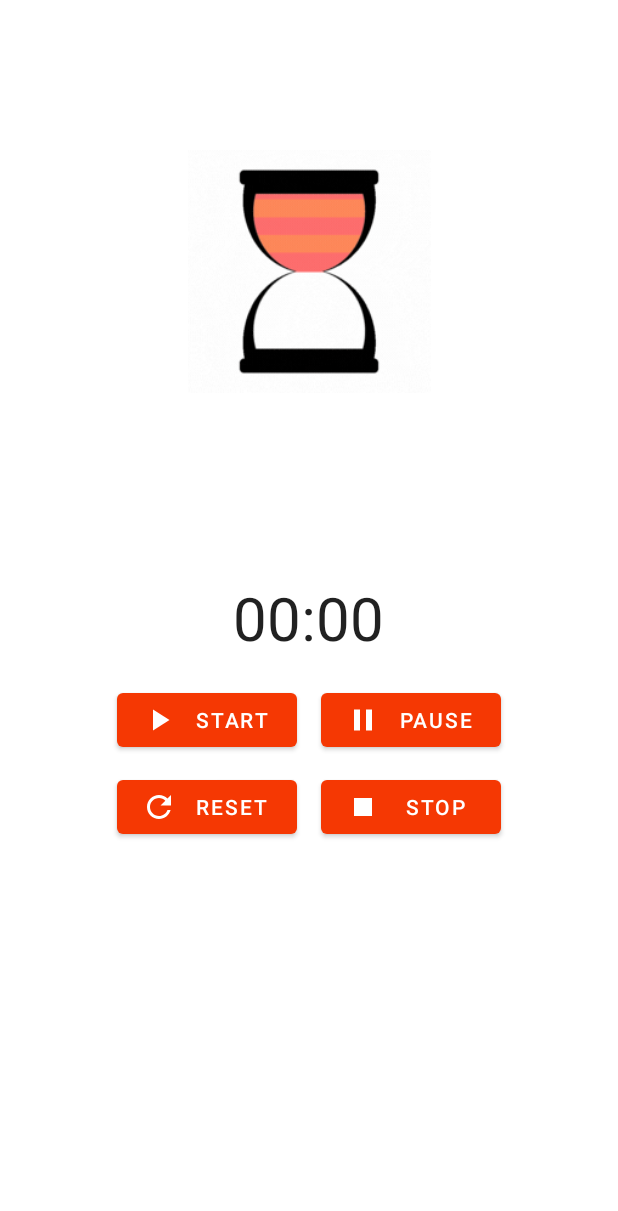
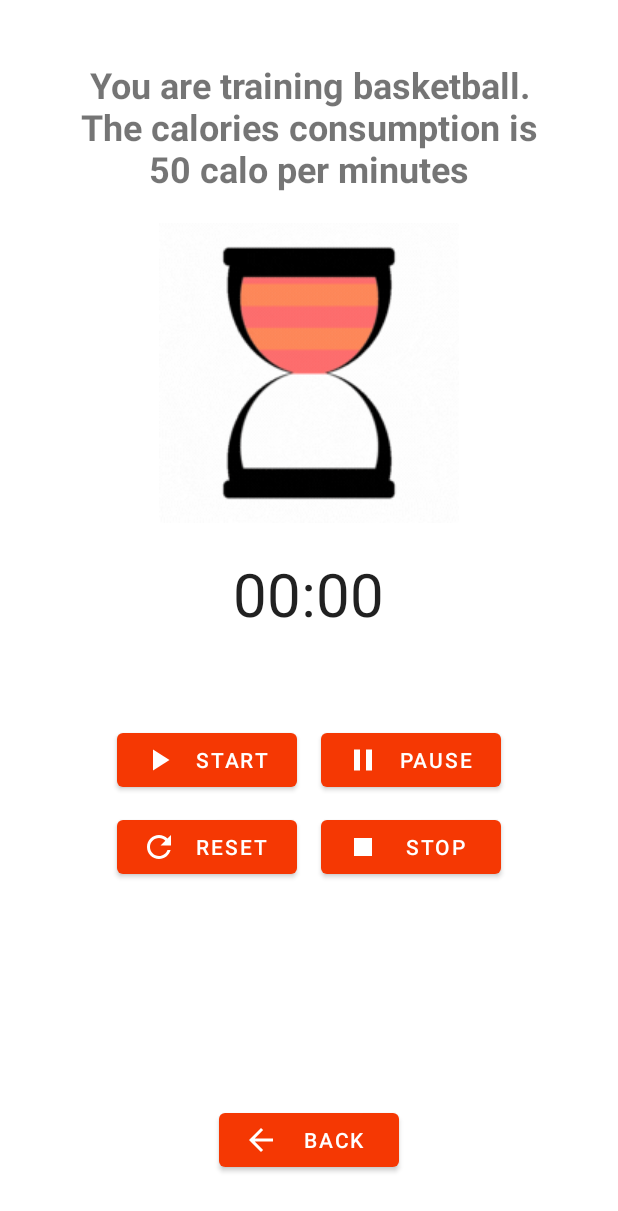
Before and after one commit to b1amage/fitness-app, an Android app: the layout activity_watch_view.xml on its own in the app's theme, with its tools: preview values and no code run, on a phone screen of 412 x 824 dp. Shown: the top 1211 px of the screen. Run offline under Robolectric (Android 15) with nearby library versions, the light colour scheme and no system bars.

Commit message:
add instruction

```diff
--- /dev/null
+++ b/app/src/main/res/drawable/back.xml
@@ -0,0 +1,5 @@
+<vector android:autoMirrored="true" android:height="24dp"
+    android:tint="#FFFFFF" android:viewportHeight="24"
+    android:viewportWidth="24" android:width="24dp" xmlns:android="http://schemas.android.com/apk/res/android">
+    <path android:fillColor="@android:color/white" android:pathData="M20,11H7.83l5.59,-5.59L12,4l-8,8 8,8 1.41,-1.41L7.83,13H20v-2z"/>
+</vector>
--- a/app/src/main/res/layout/activity_watch_view.xml
+++ b/app/src/main/res/layout/activity_watch_view.xml
@@ -6,29 +6,47 @@
     android:layout_height="match_parent"
     tools:context=".activity.WatchActivity"
     android:paddingHorizontal="40dp"
-    android:paddingVertical="100dp">
+    android:paddingVertical="40dp">
 
-    <pl.droidsonroids.gif.GifImageView
+    <RelativeLayout
         android:layout_width="wrap_content"
         android:layout_height="wrap_content"
-        android:src="@drawable/working_out"
         android:layout_centerHorizontal="true"
-        android:layout_above="@+id/watchCtn"
-        android:id="@+id/gif"/>
+        android:id="@+id/instructionCtn">
+        <TextView
+            android:layout_width="wrap_content"
+            android:layout_height="wrap_content"
+            android:text="You are training basketball. The calories consumption is 50 calo per minutes"
+            android:id="@+id/txtInstruction"
+            android:textSize="24dp"
+            android:textStyle="bold"
+            android:textAlignment="center"/>
+
+        <pl.droidsonroids.gif.GifImageView
+            android:layout_width="wrap_content"
+            android:layout_height="wrap_content"
+            android:src="@drawable/working_out"
+            android:layout_centerHorizontal="true"
+            android:id="@+id/gif"
+            android:layout_below="@id/txtInstruction"
+            android:layout_marginTop="20dp" />
+    </RelativeLayout>
+
 
     <RelativeLayout
         android:id="@+id/watchCtn"
         android:layout_width="wrap_content"
         android:layout_height="wrap_content"
+        android:layout_below="@+id/instructionCtn"
         android:layout_centerInParent="true">
-
 
         <Chronometer
             android:id="@+id/chronometer"
             android:layout_width="wrap_content"
             android:layout_height="wrap_content"
-            android:layout_centerInParent="true"
+            android:layout_centerHorizontal="true"
             android:layout_marginBottom="40dp"
+            android:layout_marginTop="20dp"
             android:textSize="40dp" />
 
         <LinearLayout
@@ -37,7 +55,7 @@
             android:layout_height="wrap_content"
             android:layout_below="@id/chronometer"
             android:layout_centerHorizontal="true"
-            android:layout_marginTop="100dp"
+            android:layout_marginTop="20dp"
             android:gravity="center"
             android:orientation="horizontal">
 
@@ -103,5 +121,16 @@
 
     </RelativeLayout>
 
+    <Button
+        android:id="@+id/backBtn"
+        android:layout_width="wrap_content"
+        android:layout_height="wrap_content"
+        android:layout_centerHorizontal="true"
+        android:layout_marginHorizontal="8dp"
+        android:drawableLeft="@drawable/back"
+        android:minWidth="120dp"
+        android:onClick="onBackBtnClick"
+        android:text="Back"
+        android:layout_alignParentBottom="true" />
 
 </RelativeLayout>
```
Also changed, not shown: app/src/main/java/com/example/fitnessapp/activity/MealDetailActivity.java (+7 -7 lines), app/src/main/java/com/example/fitnessapp/activity/WatchActivity.java (+23 -4 lines).
